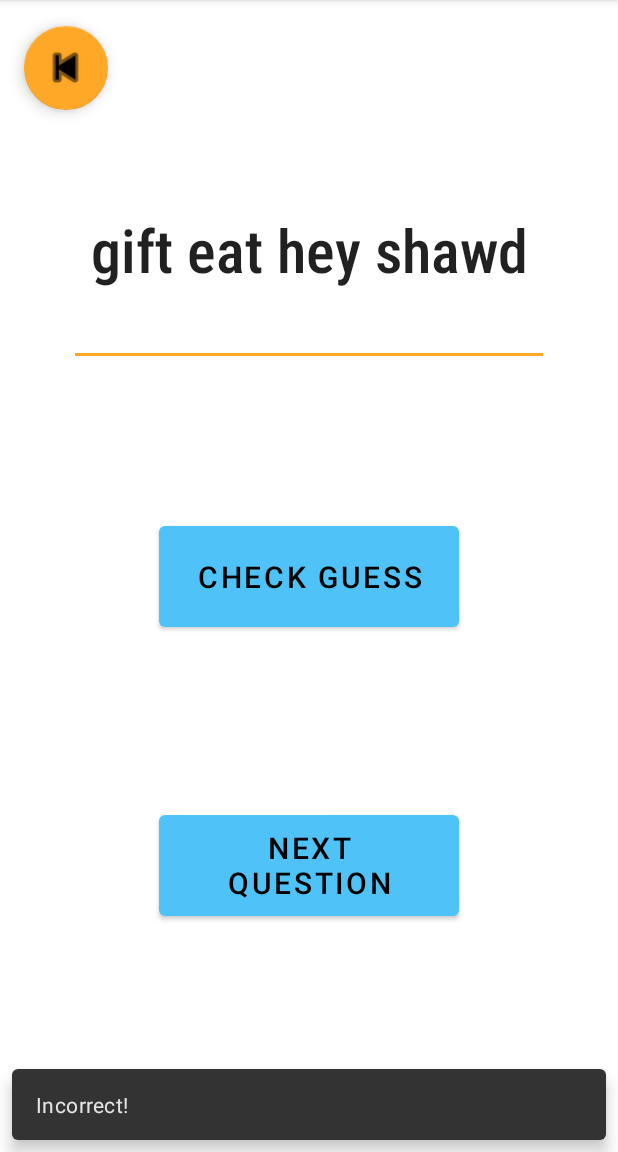
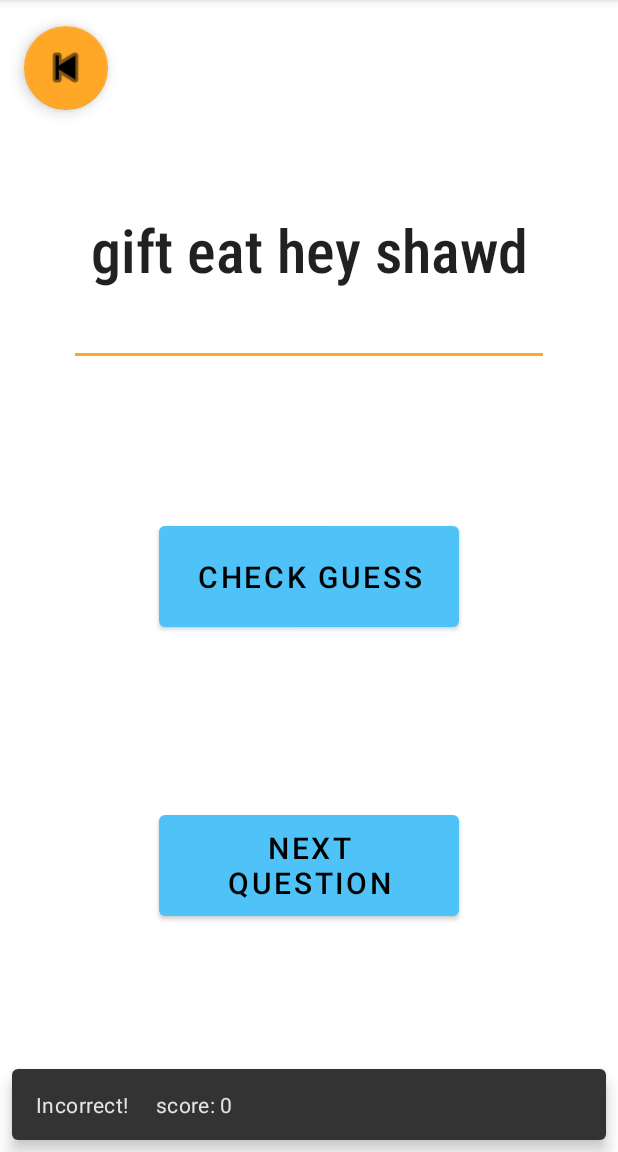
Before and after one commit to ahuvac/Guess_The_Gibberish, an Android app: the QuestionActivity screen opened directly, with no data from a screen before it, after a tap on "CHECK GUESS", on a phone screen of 412 x 824 dp, the part 84-1236 px from its top. Run offline under Robolectric (Android 15) with nearby library versions, the light colour scheme and no system bars.

Commit message:
updated snackbar

```diff
--- a/app/src/main/java/com/example/guess_the_gibberish/QuestionActivity.java
+++ b/app/src/main/java/com/example/guess_the_gibberish/QuestionActivity.java
@@ -23,6 +23,7 @@ public class QuestionActivity extends AppCompatActivity {
     private Button next_button, check_button;
     List<String> phrasesList;
     int randomIndex;
+    int score;
 
 
     @Override
@@ -48,11 +49,15 @@ public class QuestionActivity extends AppCompatActivity {
             public void onClick(View v) {
                 checkGuess(randomIndex);
                 Snackbar mySnackbar;
+                String result = "";
                 if(checkGuess(randomIndex)){
-                    mySnackbar = Snackbar.make(v, "Correct!", Snackbar.LENGTH_LONG);
+                    ++score;
+                    result = "Correct!";
+
                 } else {
-                    mySnackbar = Snackbar.make(v, "Incorrect!", Snackbar.LENGTH_LONG);
+                    result = "Incorrect!";
                 }
+                mySnackbar = Snackbar.make(v, result + " \t\tscore: " + score, Snackbar.LENGTH_LONG);
                 mySnackbar.show();
             }
         });
```
